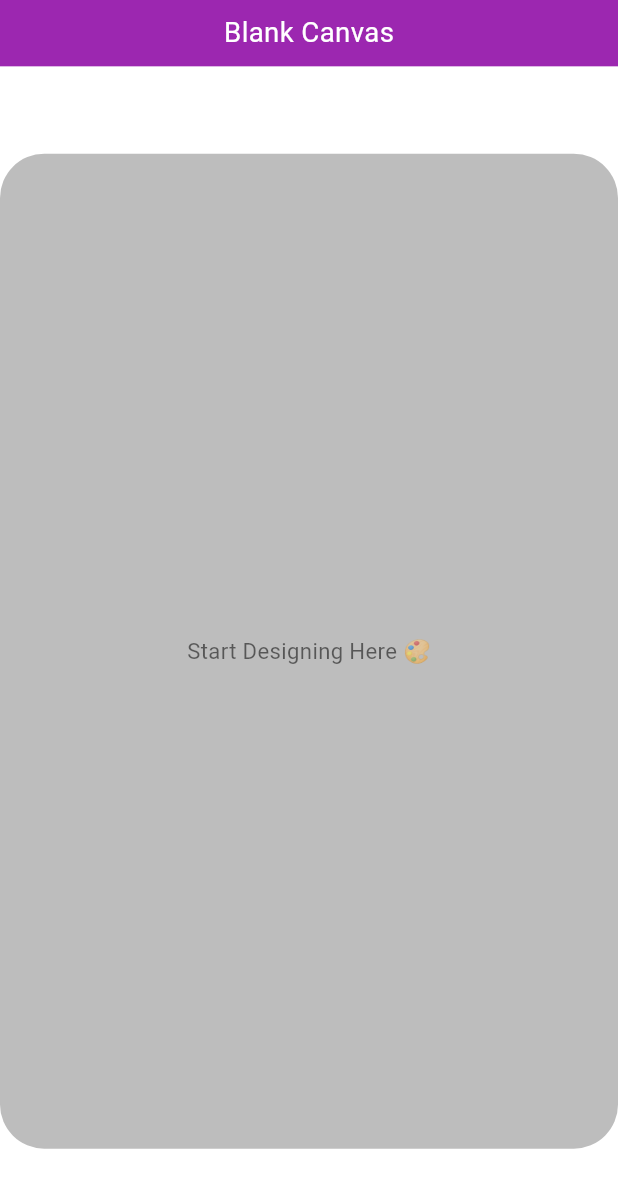
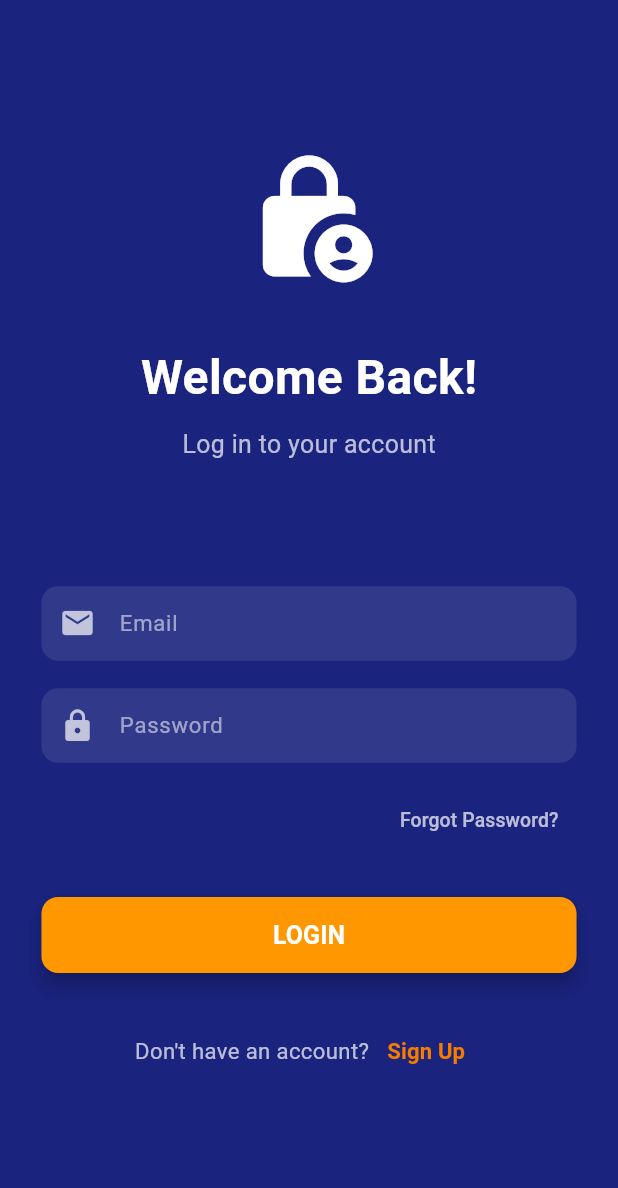
Before and after one commit to nirmaanacodeworks/nirmaana_flutter, a Flutter app: the screen it shows after launch, on a phone screen of 412 x 824 dp. Shown: the top 1188 px of the screen. Run offline on Flutter 3.47's test engine with Material 3 defaults, Android fonts, the phone set to English and light mode, and no system bars.

Commit message:
Third Push

```diff
--- /dev/null
+++ b/lib/components/auth_input_field.dart
@@ -0,0 +1,61 @@
+import 'package:flutter/material.dart';
+import '../utils/responsive.dart';
+
+class AuthInputField extends StatelessWidget {
+  final String hintText;
+  final IconData icon;
+  final bool obscureText;
+  final ValueChanged<String> onChanged;
+  final TextInputType keyboardType;
+
+  const AuthInputField({
+    super.key,
+    required this.hintText,
+    required this.icon,
+    this.obscureText = false,
+    required this.onChanged,
+    this.keyboardType = TextInputType.text,
+  });
+
+  @override
+  Widget build(BuildContext context) {
+    return TextField(
+      onChanged: onChanged,
+      obscureText: obscureText,
+      keyboardType: keyboardType,
+      style: TextStyle(
+        color: Colors.white,
+        fontSize: Responsive.safeFontSize(16),
+      ),
+      decoration: InputDecoration(
+        hintText: hintText,
+        hintStyle: TextStyle(
+          color: Colors.white54,
+          fontSize: Responsive.safeFontSize(16),
+        ),
+        prefixIcon: Icon(icon, color: Colors.white70),
+        filled: true,
+        fillColor: Colors.white.withAlpha((255 * 0.1).round()),
+        border: OutlineInputBorder(
+          borderRadius: BorderRadius.circular(Responsive.radius(12)),
+          borderSide: BorderSide.none,
+        ),
+        enabledBorder: OutlineInputBorder(
+          borderRadius: BorderRadius.circular(Responsive.radius(12)),
+          borderSide: BorderSide.none,
+        ),
+        focusedBorder: OutlineInputBorder(
+          borderRadius: BorderRadius.circular(Responsive.radius(12)),
+          borderSide: BorderSide(
+            color: Colors.orange.shade700,
+            width: Responsive.width(2),
+          ),
+        ),
+        contentPadding: EdgeInsets.symmetric(
+          vertical: Responsive.padding(15),
+          horizontal: Responsive.padding(15),
+        ),
+      ),
+    );
+  }
+}
--- /dev/null
+++ b/lib/components/header.dart
@@ -0,0 +1,42 @@
+import 'package:flutter/material.dart';
+import '../utils/responsive.dart';
+
+class Header extends StatelessWidget {
+  final IconData icon;
+  final String title;
+  final String subtitle;
+
+  const Header({
+    super.key,
+    required this.icon,
+    required this.title,
+    required this.subtitle,
+  });
+
+  @override
+  Widget build(BuildContext context) {
+    return Column(
+      children: [
+        Icon(icon, color: Colors.white, size: Responsive.height(100)),
+        SizedBox(height: Responsive.height(40)),
+        Text(
+          title,
+          style: TextStyle(
+            color: Colors.white,
+            fontSize: Responsive.safeFontSize(36),
+            fontWeight: FontWeight.bold,
+          ),
+        ),
+        SizedBox(height: Responsive.height(10)),
+        Text(
+          subtitle,
+          style: TextStyle(
+            color: Colors.white70,
+            fontSize: Responsive.safeFontSize(18),
+          ),
+        ),
+        SizedBox(height: Responsive.height(50)),
+      ],
+    );
+  }
+}
--- /dev/null
+++ b/lib/components/loading_button.dart
@@ -0,0 +1,58 @@
+import 'package:flutter/material.dart';
+import '../utils/responsive.dart';
+
+class LoadingButton extends StatelessWidget {
+  final String text;
+  final bool isLoading;
+  final VoidCallback onPressed;
+  final Color color;
+  final double? height;
+  final double? width;
+  final double radius;
+
+  const LoadingButton({
+    super.key,
+    required this.text,
+    required this.isLoading,
+    required this.onPressed,
+    this.color = Colors.orange,
+    this.height,
+    this.width,
+    this.radius = 12,
+  });
+
+  @override
+  Widget build(BuildContext context) {
+    return SizedBox(
+      width: width ?? double.infinity,
+      height: height ?? Responsive.height(55),
+      child: ElevatedButton(
+        onPressed: isLoading ? null : onPressed,
+        style: ElevatedButton.styleFrom(
+          backgroundColor: color,
+          shape: RoundedRectangleBorder(
+            borderRadius: BorderRadius.circular(Responsive.radius(radius)),
+          ),
+          elevation: 5,
+        ),
+        child: isLoading
+            ? SizedBox(
+                width: Responsive.width(20),
+                height: Responsive.height(20),
+                child: const CircularProgressIndicator(
+                  valueColor: AlwaysStoppedAnimation<Color>(Colors.white),
+                  strokeWidth: 2,
+                ),
+              )
+            : Text(
+                text,
+                style: TextStyle(
+                  fontSize: Responsive.safeFontSize(18),
+                  fontWeight: FontWeight.bold,
+                  color: Colors.white,
+                ),
+              ),
+      ),
+    );
+  }
+}
--- /dev/null
+++ b/lib/components/signup_prompt.dart
@@ -0,0 +1,42 @@
+import 'package:flutter/material.dart';
+import '../utils/responsive.dart';
+
+class SignUpPrompt extends StatelessWidget {
+  final VoidCallback onPressed;
+  final String text;
+  final String linkText;
+
+  const SignUpPrompt({
+    super.key,
+    required this.onPressed,
+    this.text = "Don't have an account?",
+    this.linkText = "Sign Up",
+  });
+
+  @override
+  Widget build(BuildContext context) {
+    return Row(
+      mainAxisAlignment: MainAxisAlignment.center,
+      children: [
+        Text(
+          text,
+          style: TextStyle(
+            color: Colors.white70,
+            fontSize: Responsive.safeFontSize(16),
+          ),
+        ),
+        TextButton(
+          onPressed: onPressed,
+          child: Text(
+            linkText,
+            style: TextStyle(
+              color: Colors.orange.shade700,
+              fontWeight: FontWeight.bold,
+              fontSize: Responsive.safeFontSize(16),
+            ),
+          ),
+        ),
+      ],
+    );
+  }
+}
--- a/lib/screens/test_screen.dart
+++ b/lib/experiment/test_screen.dart
@@ -1,5 +1,5 @@
 import 'package:flutter/material.dart';
-import '../components/blank_screen.dart';
+import 'blank_screen.dart';
 
 /// TestScreen now just opens the BlankScreen directly.
 class TestScreen extends StatelessWidget {
--- a/lib/main.dart
+++ b/lib/main.dart
@@ -1,22 +1,28 @@
 import 'package:flutter/material.dart';
-import '../screens/test_screen.dart';
+import 'package:provider/provider.dart';
+import 'screens/auth_screen.dart';
+import 'viewmodels/auth_view_model.dart';
 
 void main() {
   runApp(const MyApp());
 }
 
-/// Root widget of the app.
-/// Starts with [TestScreen] to demo responsive.dart features.
 class MyApp extends StatelessWidget {
   const MyApp({super.key});
 
   @override
   Widget build(BuildContext context) {
-    return MaterialApp(
-      title: 'Responsive Demo',
-      debugShowCheckedModeBanner: false,
-      theme: ThemeData(primarySwatch: Colors.blue),
-      home: const TestScreen(),
+    return ChangeNotifierProvider<AuthViewModel>(
+      create: (_) => AuthViewModel(),
+      child: MaterialApp(
+        debugShowCheckedModeBanner: false,
+        title: 'Responsive Auth App',
+        theme: ThemeData(
+          primarySwatch: Colors.indigo,
+          visualDensity: VisualDensity.adaptivePlatformDensity,
+        ),
+        home: const AuthScreen(),
+      ),
     );
   }
 }
--- /dev/null
+++ b/lib/screens/auth_screen.dart
@@ -0,0 +1,88 @@
+import 'package:flutter/material.dart';
+import 'package:provider/provider.dart';
+import '../utils/responsive.dart';
+import '../viewmodels/auth_view_model.dart';
+import '../components/auth_input_field.dart';
+import '../components/loading_button.dart';
+import '../components/header.dart';
+import '../components/signup_prompt.dart';
+import '../utils/colors.dart';
+import '../utils/spacing.dart';
+
+class AuthScreen extends StatelessWidget {
+  const AuthScreen({super.key});
+
+  @override
+  Widget build(BuildContext context) {
+    Responsive.init(context);
+
+    return Scaffold(
+      backgroundColor: AppColors.primary,
+      body: Center(
+        child: SingleChildScrollView(
+          padding: EdgeInsets.symmetric(horizontal: Responsive.padding(30)),
+          child: Column(
+            mainAxisAlignment: MainAxisAlignment.center,
+            children: [
+              Header(
+                icon: Icons.lock_person,
+                title: 'Welcome Back!',
+                subtitle: 'Log in to your account',
+              ),
+              SizedBox(height: AppSpacing.s40),
+
+              AuthInputField(
+                hintText: 'Email',
+                icon: Icons.email,
+                onChanged: (val) => context.read<AuthViewModel>().setEmail(val),
+                keyboardType: TextInputType.emailAddress,
+              ),
+              SizedBox(height: AppSpacing.s20),
+
+              AuthInputField(
+                hintText: 'Password',
+                icon: Icons.lock,
+                obscureText: true,
+                onChanged: (val) =>
+                    context.read<AuthViewModel>().setPassword(val),
+              ),
+              SizedBox(height: AppSpacing.s15),
+
+              Align(
+                alignment: Alignment.centerRight,
+                child: TextButton(
+                  onPressed: () =>
+                      context.read<AuthViewModel>().forgotPassword(),
+                  child: Text(
+                    'Forgot Password?',
+                    style: TextStyle(
+                      color: AppColors.textMuted,
+                      fontSize: Responsive.safeFontSize(14),
+                    ),
+                  ),
+                ),
+              ),
+              SizedBox(height: AppSpacing.s30),
+
+              Consumer<AuthViewModel>(
+                builder: (context, authVM, _) {
+                  return LoadingButton(
+                    text: 'LOGIN',
+                    isLoading: authVM.isLoading,
+                    onPressed: () => authVM.login(),
+                  );
+                },
+              ),
+              SizedBox(height: AppSpacing.s30),
+
+              SignUpPrompt(
+                onPressed: () =>
+                    context.read<AuthViewModel>().navigateToSignUp(),
+              ),
+            ],
+          ),
+        ),
+      ),
+    );
+  }
+}
--- /dev/null
+++ b/lib/utils/colors.dart
@@ -0,0 +1,9 @@
+import 'package:flutter/material.dart';
+
+class AppColors {
+  static Color primary = Colors.indigo.shade900;
+  static Color accent = Colors.orange.shade700;
+  static Color textLight = Colors.white;
+  static Color textMuted = Colors.white70;
+  static Color inputBg = Colors.white10; // use with alpha
+}
--- /dev/null
+++ b/lib/utils/spacing.dart
@@ -0,0 +1,12 @@
+import 'responsive.dart';
+
+class AppSpacing {
+  static double get s8 => Responsive.height(8);
+  static double get s10 => Responsive.height(10);
+  static double get s15 => Responsive.height(15);
+  static double get s20 => Responsive.height(20);
+  static double get s30 => Responsive.height(30);
+  static double get s40 => Responsive.height(40);
+  static double get s50 => Responsive.height(50);
+  static double get s55 => Responsive.height(55);
+}
--- /dev/null
+++ b/lib/viewmodels/auth_view_model.dart
@@ -0,0 +1,29 @@
+import 'package:flutter/material.dart';
+
+class AuthViewModel extends ChangeNotifier {
+  String _email = '';
+  String _password = '';
+  bool _isLoading = false;
+
+  String get email => _email;
+  String get password => _password;
+  bool get isLoading => _isLoading;
+
+  void setEmail(String value) => _email = value;
+  void setPassword(String value) => _password = value;
+
+  Future<void> login() async {
+    _isLoading = true;
+    notifyListeners();
+
+    await Future.delayed(const Duration(seconds: 2));
+    debugPrint('Attempt login with Email: $_email, Password: $_password');
+
+    _isLoading = false;
+    notifyListeners();
+  }
+
+  void forgotPassword() => debugPrint('Forgot password clicked for $_email');
+
+  void navigateToSignUp() => debugPrint('Navigate to Sign Up clicked');
+}
--- a/pubspec.yaml
+++ b/pubspec.yaml
@@ -30,6 +30,7 @@ environment:
 dependencies:
   flutter:
     sdk: flutter
+  provider: ^6.1.5+1
 
   # The following adds the Cupertino Icons font to your application.
   # Use with the CupertinoIcons class for iOS style icons.
```
Also changed, not shown: lib/experiment/experiment.dart (added, +357 -0 lines), lib/experiment/blank_screen.dart (renamed from lib/components/blank_screen.dart), pubspec.lock.
